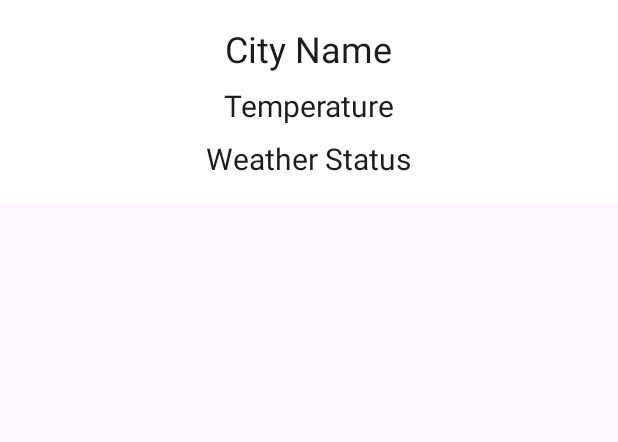
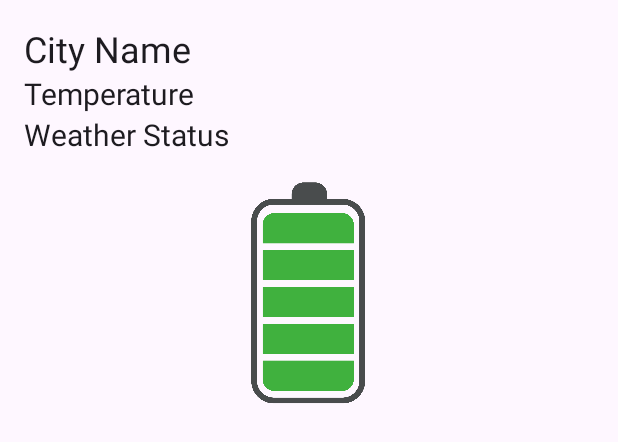
Before and after one commit to Cyberdarkdevs/FrancoisSynoptic, an Android app: the layout widget.xml on its own in the app's theme, with its tools: preview values and no code run, on a phone screen of 412 x 824 dp. Shown: the top 442 px of the screen. Run offline under Robolectric (Android 15) with nearby library versions, the phone set to English and light mode, and no system bars.

Commit message:
Upload 3
Battery working
Assignment completed

```diff
--- a/app/src/main/java/com/example/francoissynoptic/BatteryStatusReceiver.kt
+++ /dev/null
@@ -1 +0,0 @@
-package com.example.francoissynoptic
--- a/app/src/main/java/com/example/francoissynoptic/MainActivity.kt
+++ b/app/src/main/java/com/example/francoissynoptic/MainActivity.kt
@@ -12,6 +12,7 @@ import androidx.appcompat.app.AppCompatActivity
 class MainActivity : AppCompatActivity() {
 
     private var selectedCity: String = "Valletta" // Default city
+    private val newBattery = NewBattery()
 
     override fun onCreate(savedInstanceState: Bundle?) {
         super.onCreate(savedInstanceState)
@@ -34,5 +35,8 @@ class MainActivity : AppCompatActivity() {
             ConfigurationActivity.updateWidget(this, AppWidgetManager.INVALID_APPWIDGET_ID, selectedCity)
         }
 
+        // Start the battery update timer
+        newBattery.startBatteryUpdateTimer(this)
+
     }
 }
--- a/app/src/main/java/com/example/francoissynoptic/WidgetWidgetProvider.kt
+++ b/app/src/main/java/com/example/francoissynoptic/WidgetWidgetProvider.kt
@@ -94,4 +94,6 @@ class WidgetWidgetProvider : AppWidgetProvider() {
     companion object {
         private const val TAG = "WidgetWidgetProvider"
     }
+
+
 }
--- a/app/src/main/res/layout/widget.xml
+++ b/app/src/main/res/layout/widget.xml
@@ -1,16 +1,20 @@
 <?xml version="1.0" encoding="utf-8"?>
-<RelativeLayout xmlns:android="http://schemas.android.com/apk/res/android"
+<LinearLayout xmlns:android="http://schemas.android.com/apk/res/android"
     android:layout_width="match_parent"
     android:layout_height="wrap_content"
-    android:background="@color/white"
+    android:orientation="vertical"
     android:padding="16dp">
+
+    <!-- Weather Section -->
+    <LinearLayout
+        android:layout_width="match_parent"
+        android:layout_height="wrap_content"
+        android:orientation="vertical">
 
         <TextView
             android:id="@+id/city_name"
             android:layout_width="wrap_content"
             android:layout_height="wrap_content"
-        android:layout_alignParentTop="true"
-        android:layout_centerHorizontal="true"
             android:text="City Name"
             android:textAppearance="?android:attr/textAppearanceLarge"
             android:textSize="24sp" />
@@ -19,9 +23,6 @@
             android:id="@+id/temperature"
             android:layout_width="wrap_content"
             android:layout_height="wrap_content"
-        android:layout_below="@id/city_name"
-        android:layout_centerHorizontal="true"
-        android:layout_marginTop="8dp"
             android:text="Temperature"
             android:textAppearance="?android:attr/textAppearanceLarge"
             android:textSize="20sp" />
@@ -30,24 +31,38 @@
             android:id="@+id/weather_status"
             android:layout_width="wrap_content"
             android:layout_height="wrap_content"
-        android:layout_below="@id/temperature"
-        android:layout_centerHorizontal="true"
-        android:layout_marginTop="8dp"
             android:text="Weather Status"
             android:textAppearance="?android:attr/textAppearanceLarge"
             android:textSize="20sp" />
+    </LinearLayout>
 
+    <!-- Battery Section -->
+    <LinearLayout
+        android:layout_width="match_parent"
+        android:layout_height="wrap_content"
+        android:orientation="vertical"
+        android:layout_marginTop="16dp">
+
+        <ImageView
+            android:id="@+id/battery_icon"
+            android:layout_width="115dp"
+            android:layout_height="155dp"
+            android:layout_gravity="center_horizontal"
+            android:src="@drawable/fully_charged" />
+
+    </LinearLayout>
+
+    <!-- Extreme Weather Warning -->
     <TextView
         android:id="@+id/extreme_weather_warning"
         android:layout_width="wrap_content"
         android:layout_height="wrap_content"
-        android:layout_below="@id/weather_status"
-        android:layout_centerHorizontal="true"
-        android:layout_marginTop="8dp"
+        android:layout_gravity="center_horizontal"
+        android:layout_marginTop="16dp"
         android:text="Extreme weather warning!"
         android:textAppearance="?android:attr/textAppearanceLarge"
         android:textColor="@android:color/holo_red_light"
         android:textSize="20sp"
         android:visibility="gone" /> <!-- Initially set to gone -->
 
-</RelativeLayout>
+</LinearLayout>
--- a/app/src/main/res/values/ids.xml
+++ b/app/src/main/res/values/ids.xml
@@ -1,4 +1,5 @@
 <?xml version="1.0" encoding="utf-8"?>
 <resources>
     <item name="city_list" type="id" />
+    <item name="battery_icon" type="id" />
 </resources>
```
Also changed, not shown: app/src/main/AndroidManifest.xml (+12 -13 lines), app/src/main/java/com/example/francoissynoptic/BatteryBroadcastReceiver.kt (added, +22 -0 lines), app/src/main/java/com/example/francoissynoptic/BatteryStatusService.kt (added, +92 -0 lines), app/src/main/java/com/example/francoissynoptic/BatteryUtils.kt (added, +25 -0 lines), app/src/main/java/com/example/francoissynoptic/BatteryWidgetProvider.kt (added, +62 -0 lines), app/src/main/java/com/example/francoissynoptic/NewBattery.kt (added, +111 -0 lines). Lines whose indentation alone changed are shown as unchanged.
